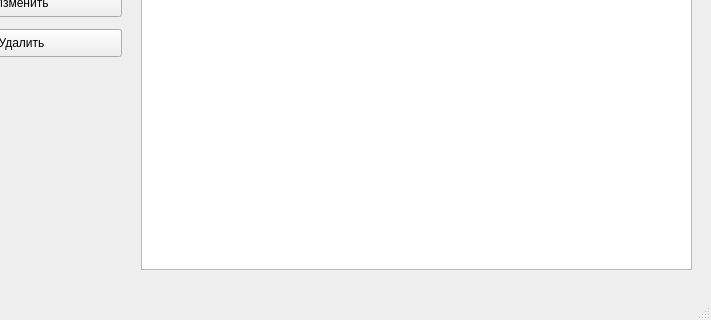
Qt form DBMS/mainwindow.ui (Vatulin/DBMS) before a commit; both pictures show x 89 to 800 and y 280 to 600 of the 800 by 600 pixel window.
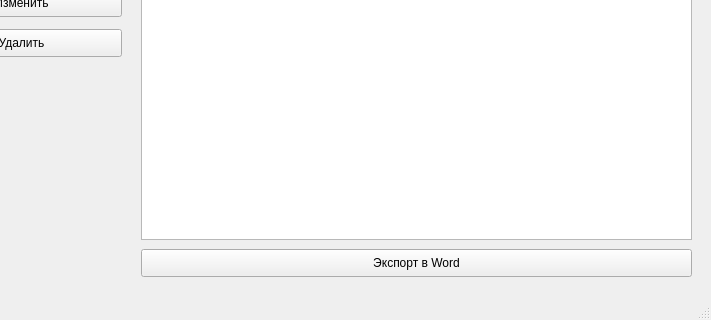
The same form after that commit.

Commit message: export table to file

Diff of the .ui file:
```diff
--- a/DBMS/mainwindow.ui
+++ b/DBMS/mainwindow.ui
@@ -33,7 +33,7 @@
       <x>230</x>
       <y>10</y>
       <width>551</width>
-      <height>521</height>
+      <height>491</height>
      </rect>
     </property>
     <property name="contextMenuPolicy">
@@ -172,6 +172,19 @@
      <string>Удалить</string>
     </property>
    </widget>
+   <widget class="QPushButton" name="export_2">
+    <property name="geometry">
+     <rect>
+      <x>230</x>
+      <y>510</y>
+      <width>551</width>
+      <height>28</height>
+     </rect>
+    </property>
+    <property name="text">
+     <string>Экспорт в Word</string>
+    </property>
+   </widget>
   </widget>
   <widget class="QMenuBar" name="menubar">
    <property name="geometry">
```
The commit also changes 23 other files.
